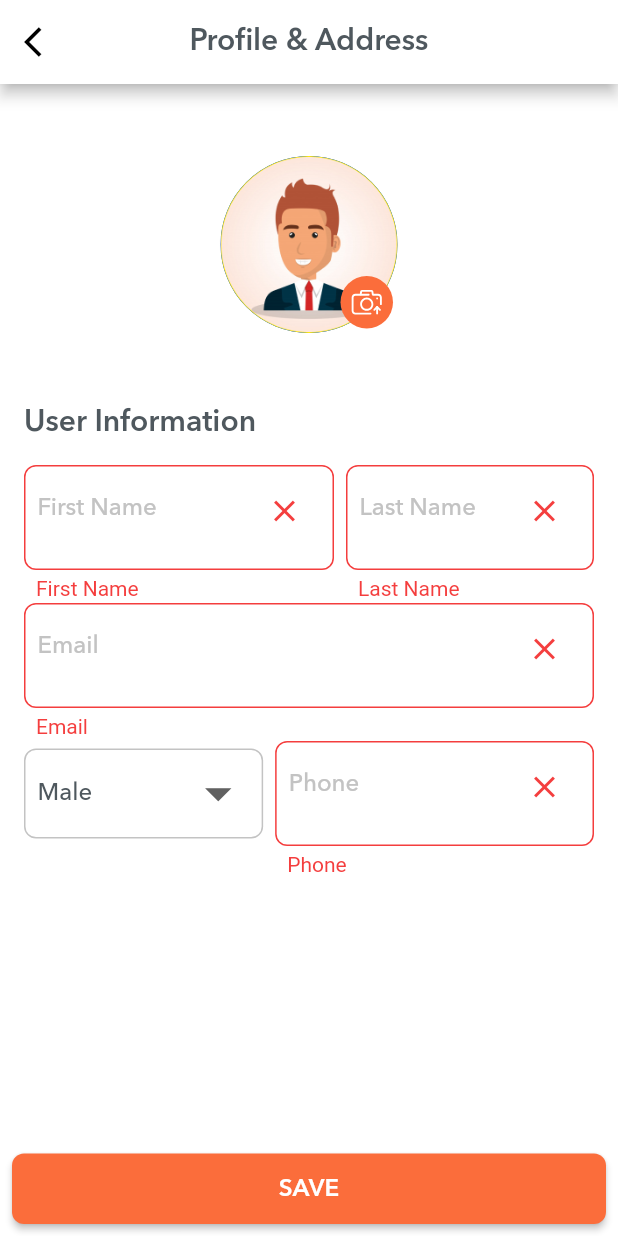
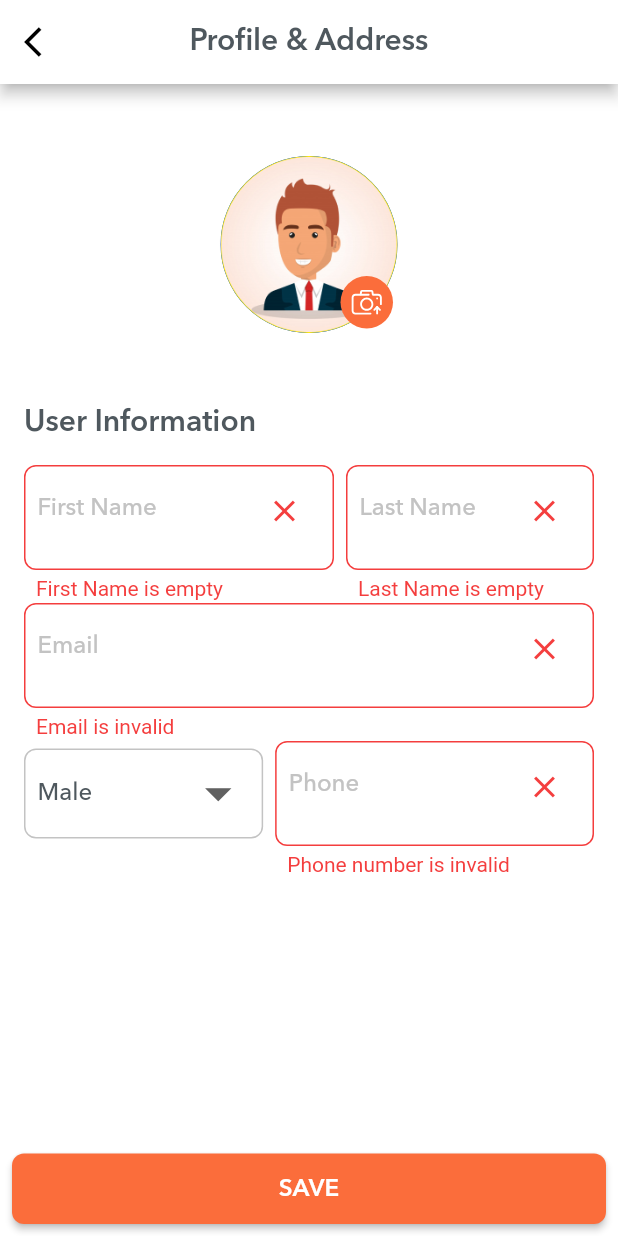
Before and after one commit to Foodedu/app, a Flutter app: the ProfileInfoEditScreen screen opened directly, after a tap on "SAVE", on a phone screen of 412 x 824 dp. Run offline on Flutter 3.47's test engine with Material 2 defaults, Android fonts, the phone set to English and light mode, and no system bars; drawn by our look-alikes of keyboard_dismisser; our stand-ins replace bloc, cached_network_image, dio, flutter_bloc, flutter_svg, fluttertoast and 4 more; missing offline and left inert: dio_http_cache; accounts and stored records are empty; Roboto replaces fonts that are missing (Georgia); project files that could hold a hidden picture were left out.

Commit message:
validate phone, email

```diff
--- a/lib/modules/profile_info_edit/profile_info_edit_screen.dart
+++ b/lib/modules/profile_info_edit/profile_info_edit_screen.dart
@@ -109,7 +109,7 @@ class _ProfileInfoEditScreenState extends State<ProfileInfoEditScreen> {
                   hint: 'First Name',
                   validator: (value) {
                     return Validators.validateNotNullOrEmpty(
-                        value, 'First Name');
+                        value, 'First Name is empty');
                   },
                   onFieldSubmitted: (value) {
                     FocusScope.of(context).requestFocus(_lastNameFocus);
@@ -128,7 +128,7 @@ class _ProfileInfoEditScreenState extends State<ProfileInfoEditScreen> {
                   hint: 'Last Name',
                   validator: (value) {
                     return Validators.validateNotNullOrEmpty(
-                        value, 'Last Name');
+                        value, 'Last Name is empty');
                   },
                   onFieldSubmitted: (value) {
                     FocusScope.of(context).requestFocus(_emailFocus);
@@ -147,9 +147,9 @@ class _ProfileInfoEditScreenState extends State<ProfileInfoEditScreen> {
             focusNode: _emailFocus,
             hint: 'Email',
             validator: (value) {
-              return Validators.validateNotNullOrEmpty(
+              return Validators.validateEmail(
                 value,
-                'Email',
+                'Email is invalid',
               );
             },
             onFieldSubmitted: (value) {
@@ -178,7 +178,8 @@ class _ProfileInfoEditScreenState extends State<ProfileInfoEditScreen> {
                   focusNode: _phoneFocus,
                   hint: 'Phone',
                   validator: (value) {
-                    return Validators.validateNotNullOrEmpty(value, 'Phone');
+                    return Validators.validatePhoneNumber(
+                        value, 'Phone number is invalid');
                   },
                 ),
               ),
--- a/lib/utils/validators.dart
+++ b/lib/utils/validators.dart
@@ -1,4 +1,11 @@
 class Validators {
+  static final RegExp _emailRegExp = RegExp(
+    r"^[a-zA-Z0-9.a-zA-Z0-9.!#$%&'*+-/=?^_`{|}~]+@[a-zA-Z0-9]+\.[a-zA-Z]+",
+  );
+
+  static final RegExp _phoneRegExp = RegExp(
+    r'(03|07|08|09|01[2|6|8|9])+([0-9]{8})\b',
+  );
   static bool stringNotNullOrEmpty(String value) {
     if (value == null) {
       return false;
@@ -16,4 +23,31 @@ class Validators {
 
     return null;
   }
+
+  static String validateEmail(String value, String errorMessage) {
+    if (value == null || value.trim().isEmpty) {
+      return errorMessage;
+    }
+
+    var isValidEmail = _emailRegExp.hasMatch(value);
+
+    if (isValidEmail) {
+      return null;
+    } else {
+      return errorMessage;
+    }
+  }
+
+  static String validatePhoneNumber(String value, String errorMessage) {
+    if (value.isEmpty) {
+      return errorMessage;
+    }
+
+    var isValidPhone = _phoneRegExp.hasMatch(value);
+
+    if (isValidPhone) {
+      return null;
+    }
+    return errorMessage;
+  }
 }
```
